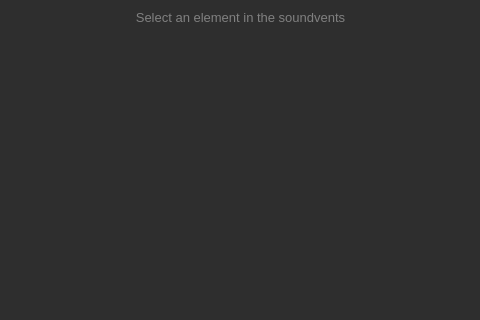
This is src/editors/soundevent_editor/properties_window.ui in dertwist/Hammer5Tools as Qt 5 draws it before an edit; both pictures show x 349 to 829 and y 0 to 320 of the 1179 by 707 pixel window. The edited form follows.
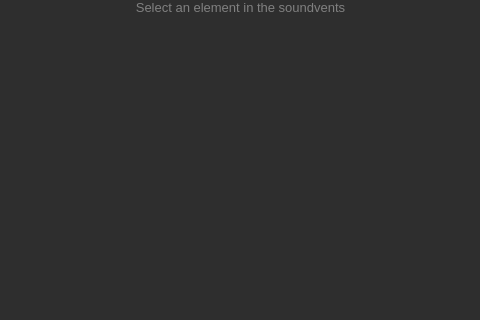
This is the edited form. Icons and pictures are not drawn.

Diff of the .ui file:
```diff
--- a/src/editors/soundevent_editor/properties_window.ui
+++ b/src/editors/soundevent_editor/properties_window.ui
@@ -123,7 +123,7 @@
                  <enum>Qt::Orientation::Vertical</enum>
                 </property>
                 <property name="sizeType">
-                 <enum>QSizePolicy::Policy::Preferred</enum>
+                 <enum>QSizePolicy::Policy::Expanding</enum>
                 </property>
                 <property name="sizeHint" stdset="0">
                  <size>
```
